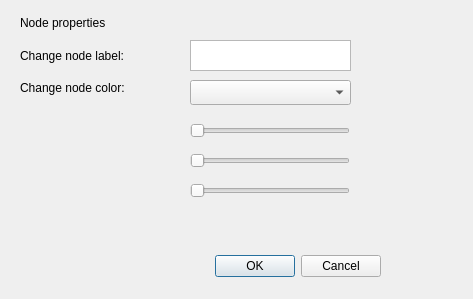
Before: the Qt Designer form IntelliGraph/popup.ui in SEGroup10/IntelliGraph, drawn with Qt 5.
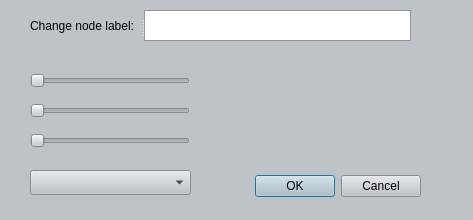
After: the same form once the commit is applied.

Commit message: Made popup class look more 'modern'

```diff
--- a/IntelliGraph/popup.ui
+++ b/IntelliGraph/popup.ui
@@ -7,7 +7,7 @@
     <x>0</x>
     <y>0</y>
     <width>473</width>
-    <height>299</height>
+    <height>220</height>
    </rect>
   </property>
   <property name="sizePolicy">
@@ -16,15 +16,436 @@
     <verstretch>0</verstretch>
    </sizepolicy>
   </property>
+  <property name="palette">
+   <palette>
+    <active>
+     <colorrole role="WindowText">
+      <brush brushstyle="SolidPattern">
+       <color alpha="255">
+        <red>0</red>
+        <green>0</green>
+        <blue>0</blue>
+       </color>
+      </brush>
+     </colorrole>
+     <colorrole role="Button">
+      <brush brushstyle="SolidPattern">
+       <color alpha="255">
+        <red>189</red>
+        <green>195</green>
+        <blue>199</blue>
+       </color>
+      </brush>
+     </colorrole>
+     <colorrole role="Light">
+      <brush brushstyle="SolidPattern">
+       <color alpha="255">
+        <red>255</red>
+        <green>255</green>
+        <blue>255</blue>
+       </color>
+      </brush>
+     </colorrole>
+     <colorrole role="Midlight">
+      <brush brushstyle="SolidPattern">
+       <color alpha="255">
+        <red>222</red>
+        <green>225</green>
+        <blue>227</blue>
+       </color>
+      </brush>
+     </colorrole>
+     <colorrole role="Dark">
+      <brush brushstyle="SolidPattern">
+       <color alpha="255">
+        <red>94</red>
+        <green>97</green>
+        <blue>99</blue>
+       </color>
+      </brush>
+     </colorrole>
+     <colorrole role="Mid">
+      <brush brushstyle="SolidPattern">
+       <color alpha="255">
+        <red>126</red>
+        <green>130</green>
+        <blue>133</blue>
+       </color>
+      </brush>
+     </colorrole>
+     <colorrole role="Text">
+      <brush brushstyle="SolidPattern">
+       <color alpha="255">
+        <red>0</red>
+        <green>0</green>
+        <blue>0</blue>
+       </color>
+      </brush>
+     </colorrole>
+     <colorrole role="BrightText">
+      <brush brushstyle="SolidPattern">
+       <color alpha="255">
+        <red>255</red>
+        <green>255</green>
+        <blue>255</blue>
+       </color>
+      </brush>
+     </colorrole>
+     <colorrole role="ButtonText">
+      <brush brushstyle="SolidPattern">
+       <color alpha="255">
+        <red>0</red>
+        <green>0</green>
+        <blue>0</blue>
+       </color>
+      </brush>
+     </colorrole>
+     <colorrole role="Base">
+      <brush brushstyle="SolidPattern">
+       <color alpha="255">
+        <red>255</red>
+        <green>255</green>
+        <blue>255</blue>
+       </color>
+      </brush>
+     </colorrole>
+     <colorrole role="Window">
+      <brush brushstyle="SolidPattern">
+       <color alpha="255">
+        <red>189</red>
+        <green>195</green>
+        <blue>199</blue>
+       </color>
+      </brush>
+     </colorrole>
+     <colorrole role="Shadow">
+      <brush brushstyle="SolidPattern">
+       <color alpha="255">
+        <red>0</red>
+        <green>0</green>
+        <blue>0</blue>
+       </color>
+      </brush>
+     </colorrole>
+     <colorrole role="AlternateBase">
+      <brush brushstyle="SolidPattern">
+       <color alpha="255">
+        <red>222</red>
+        <green>225</green>
+        <blue>227</blue>
+       </color>
+      </brush>
+     </colorrole>
+     <colorrole role="ToolTipBase">
+      <brush brushstyle="SolidPattern">
+       <color alpha="255">
+        <red>255</red>
+        <green>255</green>
+        <blue>220</blue>
+       </color>
+      </brush>
+     </colorrole>
+     <colorrole role="ToolTipText">
+      <brush brushstyle="SolidPattern">
+       <color alpha="255">
+        <red>0</red>
+        <green>0</green>
+        <blue>0</blue>
+       </color>
+      </brush>
+     </colorrole>
+    </active>
+    <inactive>
+     <colorrole role="WindowText">
+      <brush brushstyle="SolidPattern">
+       <color alpha="255">
+        <red>0</red>
+        <green>0</green>
+        <blue>0</blue>
+       </color>
+      </brush>
+     </colorrole>
+     <colorrole role="Button">
+      <brush brushstyle="SolidPattern">
+       <color alpha="255">
+        <red>189</red>
+        <green>195</green>
+        <blue>199</blue>
+       </color>
+      </brush>
+     </colorrole>
+     <colorrole role="Light">
+      <brush brushstyle="SolidPattern">
+       <color alpha="255">
+        <red>255</red>
+        <green>255</green>
+        <blue>255</blue>
+       </color>
+      </brush>
+     </colorrole>
+     <colorrole role="Midlight">
+      <brush brushstyle="SolidPattern">
+       <color alpha="255">
+        <red>222</red>
+        <green>225</green>
+        <blue>227</blue>
+       </color>
+      </brush>
+     </colorrole>
+     <colorrole role="Dark">
+      <brush brushstyle="SolidPattern">
+       <color alpha="255">
+        <red>94</red>
+        <green>97</green>
+        <blue>99</blue>
+       </color>
+      </brush>
+     </colorrole>
+     <colorrole role="Mid">
+      <brush brushstyle="SolidPattern">
+       <color alpha="255">
+        <red>126</red>
+        <green>130</green>
+        <blue>133</blue>
+       </color>
+      </brush>
+     </colorrole>
+     <colorrole role="Text">
+      <brush brushstyle="SolidPattern">
+       <color alpha="255">
+        <red>0</red>
+        <green>0</green>
+        <blue>0</blue>
+       </color>
+      </brush>
+     </colorrole>
+     <colorrole role="BrightText">
+      <brush brushstyle="SolidPattern">
+       <color alpha="255">
+        <red>255</red>
+        <green>255</green>
+        <blue>255</blue>
+       </color>
+      </brush>
+     </colorrole>
+     <colorrole role="ButtonText">
+      <brush brushstyle="SolidPattern">
+       <color alpha="255">
+        <red>0</red>
+        <green>0</green>
+        <blue>0</blue>
+       </color>
+      </brush>
+     </colorrole>
+     <colorrole role="Base">
+      <brush brushstyle="SolidPattern">
+       <color alpha="255">
+        <red>255</red>
+        <green>255</green>
+        <blue>255</blue>
+       </color>
+      </brush>
+     </colorrole>
+     <colorrole role="Window">
+      <brush brushstyle="SolidPattern">
+       <color alpha="255">
+        <red>189</red>
+        <green>195</green>
+        <blue>199</blue>
+       </color>
+      </brush>
+     </colorrole>
+     <colorrole role="Shadow">
+      <brush brushstyle="SolidPattern">
+       <color alpha="255">
+        <red>0</red>
+        <green>0</green>
+        <blue>0</blue>
+       </color>
+      </brush>
+     </colorrole>
+     <colorrole role="AlternateBase">
+      <brush brushstyle="SolidPattern">
+       <color alpha="255">
+        <red>222</red>
+        <green>225</green>
+        <blue>227</blue>
+       </color>
+      </brush>
+     </colorrole>
+     <colorrole role="ToolTipBase">
+      <brush brushstyle="SolidPattern">
+       <color alpha="255">
+        <red>255</red>
+        <green>255</green>
+        <blue>220</blue>
+       </color>
+      </brush>
+     </colorrole>
+     <colorrole role="ToolTipText">
+      <brush brushstyle="SolidPattern">
+       <color alpha="255">
+        <red>0</red>
+        <green>0</green>
+        <blue>0</blue>
+       </color>
+      </brush>
+     </colorrole>
+    </inactive>
+    <disabled>
+     <colorrole role="WindowText">
+      <brush brushstyle="SolidPattern">
+       <color alpha="255">
+        <red>94</red>
+        <green>97</green>
+        <blue>99</blue>
+       </color>
+      </brush>
+     </colorrole>
+     <colorrole role="Button">
+      <brush brushstyle="SolidPattern">
+       <color alpha="255">
+        <red>189</red>
+        <green>195</green>
+        <blue>199</blue>
+       </color>
+      </brush>
+     </colorrole>
+     <colorrole role="Light">
+      <brush brushstyle="SolidPattern">
+       <color alpha="255">
+        <red>255</red>
+        <green>255</green>
+        <blue>255</blue>
+       </color>
+      </brush>
+     </colorrole>
+     <colorrole role="Midlight">
+      <brush brushstyle="SolidPattern">
+       <color alpha="255">
+        <red>222</red>
+        <green>225</green>
+        <blue>227</blue>
+       </color>
+      </brush>
+     </colorrole>
+     <colorrole role="Dark">
+      <brush brushstyle="SolidPattern">
+       <color alpha="255">
+        <red>94</red>
+        <green>97</green>
+        <blue>99</blue>
+       </color>
+      </brush>
+     </colorrole>
+     <colorrole role="Mid">
+      <brush brushstyle="SolidPattern">
+       <color alpha="255">
+        <red>126</red>
+        <green>130</green>
+        <blue>133</blue>
+       </color>
+      </brush>
+     </colorrole>
+     <colorrole role="Text">
+      <brush brushstyle="SolidPattern">
+       <color alpha="255">
+        <red>94</red>
+        <green>97</green>
+        <blue>99</blue>
+       </color>
+      </brush>
+     </colorrole>
+     <colorrole role="BrightText">
+      <brush brushstyle="SolidPattern">
+       <color alpha="255">
+        <red>255</red>
+        <green>255</green>
+        <blue>255</blue>
+       </color>
+      </brush>
+     </colorrole>
+     <colorrole role="ButtonText">
+      <brush brushstyle="SolidPattern">
+       <color alpha="255">
+        <red>94</red>
+        <green>97</green>
+        <blue>99</blue>
+       </color>
+      </brush>
+     </colorrole>
+     <colorrole role="Base">
+      <brush brushstyle="SolidPattern">
+       <color alpha="255">
+        <red>189</red>
+        <green>195</green>
+        <blue>199</blue>
+       </color>
+      </brush>
+     </colorrole>
+     <colorrole role="Window">
+      <brush brushstyle="SolidPattern">
+       <color alpha="255">
+        <red>189</red>
+        <green>195</green>
+        <blue>199</blue>
+       </color>
+      </brush>
+     </colorrole>
+     <colorrole role="Shadow">
+      <brush brushstyle="SolidPattern">
+       <color alpha="255">
+        <red>0</red>
+        <green>0</green>
+        <blue>0</blue>
+       </color>
+      </brush>
+     </colorrole>
+     <colorrole role="AlternateBase">
+      <brush brushstyle="SolidPattern">
+       <color alpha="255">
+        <red>189</red>
+        <green>195</green>
+        <blue>199</blue>
+       </color>
+      </brush>
+     </colorrole>
+     <colorrole role="ToolTipBase">
+      <brush brushstyle="SolidPattern">
+       <color alpha="255">
+        <red>255</red>
+        <green>255</green>
+        <blue>220</blue>
+       </color>
+      </brush>
+     </colorrole>
+     <colorrole role="ToolTipText">
+      <brush brushstyle="SolidPattern">
+       <color alpha="255">
+        <red>0</red>
+        <green>0</green>
+        <blue>0</blue>
+       </color>
+      </brush>
+     </colorrole>
+    </disabled>
+   </palette>
+  </property>
   <property name="windowTitle">
    <string>Node properties</string>
   </property>
+  <property name="toolTip">
+   <string/>
+  </property>
+  <property name="autoFillBackground">
+   <bool>false</bool>
+  </property>
   <widget class="QDialogButtonBox" name="buttonBox">
    <property name="geometry">
     <rect>
-     <x>40</x>
-     <y>250</y>
-     <width>341</width>
+     <x>220</x>
+     <y>170</y>
+     <width>201</width>
      <height>32</height>
     </rect>
    </property>
@@ -35,67 +456,21 @@
     <set>QDialogButtonBox::Cancel|QDialogButtonBox::Ok</set>
    </property>
   </widget>
-  <widget class="QPlainTextEdit" name="labelTextbox">
-   <property name="geometry">
-    <rect>
-     <x>190</x>
-     <y>40</y>
-     <width>161</width>
-     <height>31</height>
-    </rect>
-   </property>
-   <property name="inputMethodHints">
-    <set>Qt::ImhNone</set>
-   </property>
-  </widget>
   <widget class="QComboBox" name="colorComboBox">
    <property name="geometry">
     <rect>
-     <x>190</x>
-     <y>80</y>
+     <x>30</x>
+     <y>170</y>
      <width>161</width>
      <height>25</height>
     </rect>
    </property>
   </widget>
-  <widget class="QWidget" name="layoutWidget">
-   <property name="geometry">
-    <rect>
-     <x>20</x>
-     <y>10</y>
-     <width>141</width>
-     <height>91</height>
-    </rect>
-   </property>
-   <layout class="QVBoxLayout" name="verticalLayout">
-    <item>
-     <widget class="QLabel" name="label">
-      <property name="text">
-       <string>Node properties</string>
-      </property>
-     </widget>
-    </item>
-    <item>
-     <widget class="QLabel" name="label_2">
-      <property name="text">
-       <string>Change node label:</string>
-      </property>
-     </widget>
-    </item>
-    <item>
-     <widget class="QLabel" name="colorLabel">
-      <property name="text">
-       <string>Change node color:</string>
-      </property>
-     </widget>
-    </item>
-   </layout>
-  </widget>
   <widget class="QSlider" name="redSlider">
    <property name="geometry">
     <rect>
-     <x>190</x>
-     <y>120</y>
+     <x>30</x>
+     <y>70</y>
      <width>160</width>
      <height>22</height>
     </rect>
@@ -107,8 +482,8 @@
   <widget class="QSlider" name="greenSlider">
    <property name="geometry">
     <rect>
-     <x>190</x>
-     <y>150</y>
+     <x>30</x>
+     <y>100</y>
      <width>160</width>
      <height>22</height>
     </rect>
@@ -120,8 +495,8 @@
   <widget class="QSlider" name="blueSlider">
    <property name="geometry">
     <rect>
-     <x>190</x>
-     <y>180</y>
+     <x>30</x>
+     <y>130</y>
      <width>160</width>
      <height>22</height>
     </rect>
@@ -133,16 +508,39 @@
   <widget class="QLabel" name="colourPreview">
    <property name="geometry">
     <rect>
-     <x>40</x>
-     <y>120</y>
-     <width>61</width>
-     <height>61</height>
+     <x>230</x>
+     <y>70</y>
+     <width>171</width>
+     <height>81</height>
     </rect>
    </property>
    <property name="text">
     <string/>
    </property>
   </widget>
+  <widget class="QSplitter" name="splitter">
+   <property name="geometry">
+    <rect>
+     <x>30</x>
+     <y>10</y>
+     <width>381</width>
+     <height>31</height>
+    </rect>
+   </property>
+   <property name="orientation">
+    <enum>Qt::Horizontal</enum>
+   </property>
+   <widget class="QLabel" name="label_2">
+    <property name="text">
+     <string>Change node label:</string>
+    </property>
+   </widget>
+   <widget class="QPlainTextEdit" name="labelTextbox">
+    <property name="inputMethodHints">
+     <set>Qt::ImhNone</set>
+    </property>
+   </widget>
+  </widget>
  </widget>
  <resources/>
  <connections>
```
The commit also changes 2 other files.
